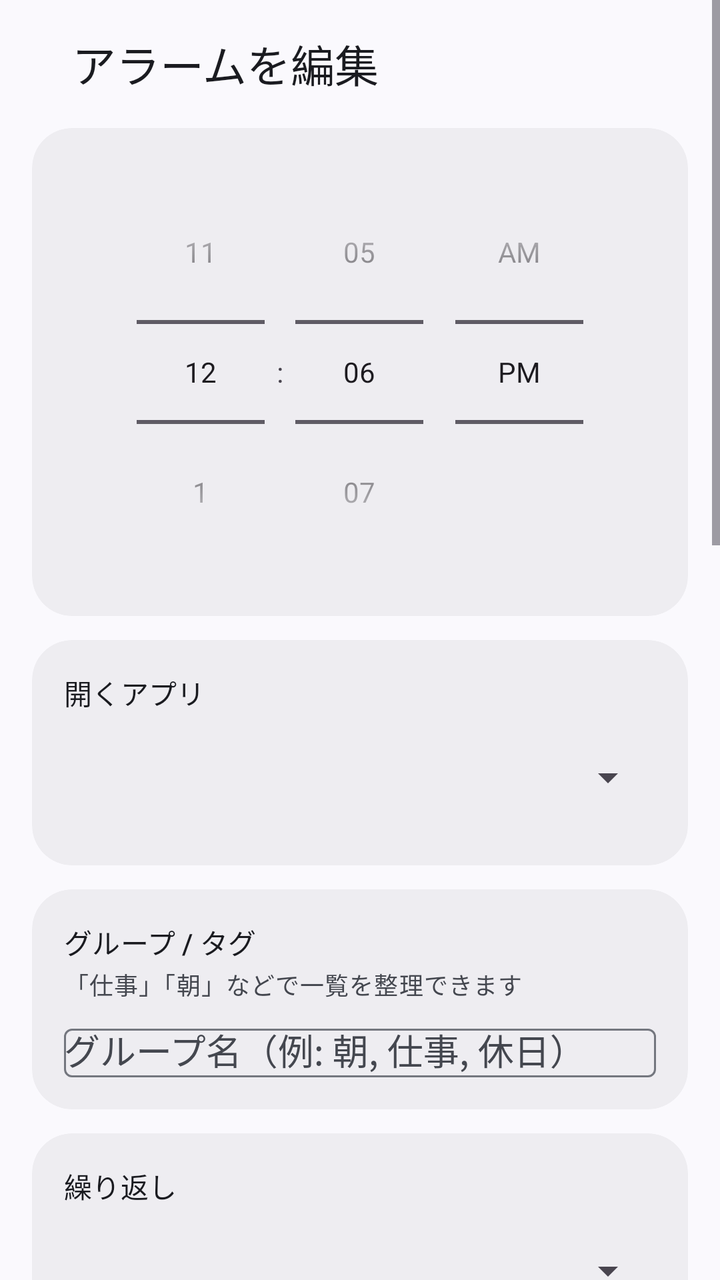
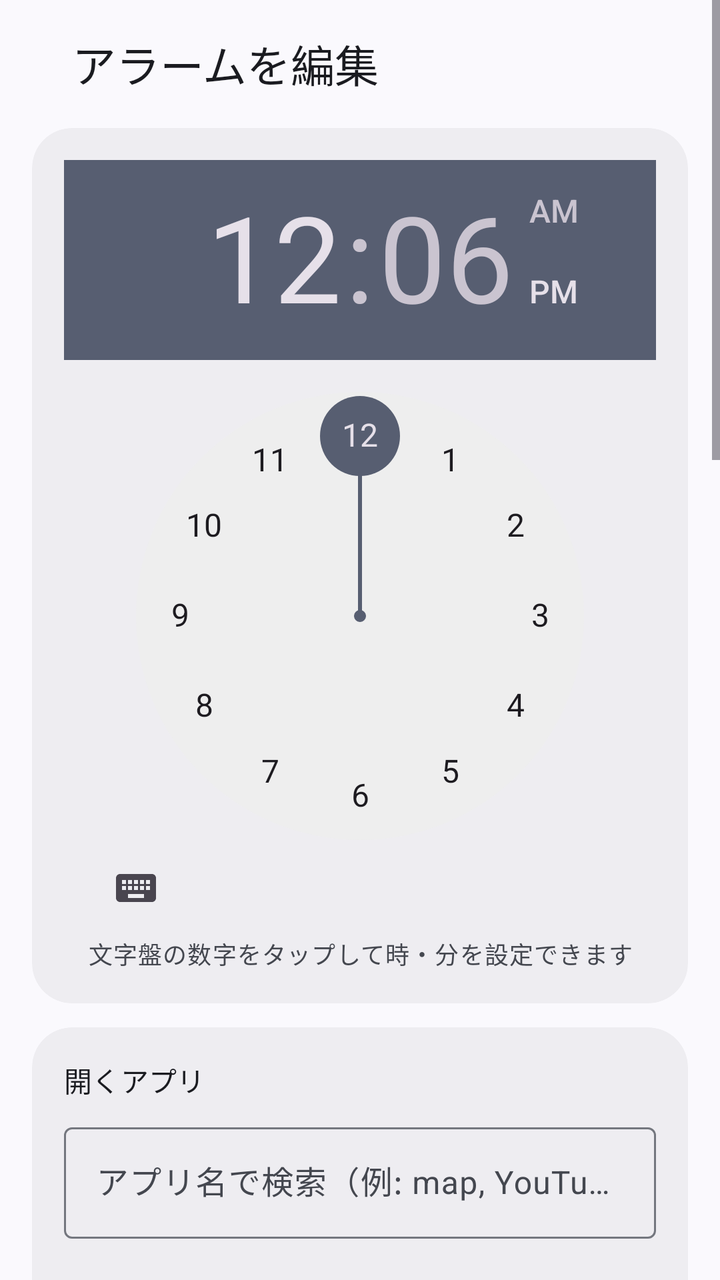

Screens rendered from an Android XML layout before and after an edit, with the pre-edit source and the edit as a unified diff.
<!-- AndroidManifest.xml: application theme Theme.AppAlarm -->
<!-- res/layout/activity_edit.xml -->
<?xml version="1.0" encoding="utf-8"?>
<ScrollView xmlns:android="http://schemas.android.com/apk/res/android" xmlns:app="http://schemas.android.com/apk/res-auto"
    android:layout_width="match_parent"
    android:layout_height="match_parent"
    android:background="?attr/colorSurface"
    android:fitsSystemWindows="true">

    <LinearLayout
        android:layout_width="match_parent"
        android:layout_height="wrap_content"
        android:orientation="vertical"
        android:paddingStart="16dp"
        android:paddingEnd="16dp"
        android:paddingBottom="16dp">

    <LinearLayout
        android:layout_width="match_parent"
        android:layout_height="64dp"
        android:gravity="center_vertical"
        android:orientation="horizontal"
        android:paddingStart="20dp"
        android:paddingEnd="12dp">

        <TextView
            android:id="@+id/tv_edit_title"
            android:layout_width="0dp"
            android:layout_height="wrap_content"
            android:layout_weight="1"
            android:text="@string/edit_alarm"
            android:textAppearance="?attr/textAppearanceTitleLarge"
            android:textColor="?attr/colorOnSurface" />

    </LinearLayout>

        <com.google.android.material.card.MaterialCardView
            style="@style/Widget.Material3.CardView.Filled"
            android:layout_width="match_parent"
            android:layout_height="wrap_content"
            android:layout_marginBottom="12dp"
            app:cardBackgroundColor="?attr/colorSurfaceContainer"
            app:cardCornerRadius="20dp"
            app:cardElevation="0dp">

            <LinearLayout
                android:layout_width="match_parent"
                android:layout_height="wrap_content"
                android:orientation="vertical"
                android:padding="16dp">

                <TimePicker
                    android:id="@+id/edit_time_picker"
                    android:layout_width="wrap_content"
                    android:layout_height="wrap_content"
                    android:layout_gravity="center_horizontal"
                    android:timePickerMode="spinner" />
            </LinearLayout>
        </com.google.android.material.card.MaterialCardView>

        <com.google.android.material.card.MaterialCardView
            style="@style/Widget.Material3.CardView.Filled"
            android:layout_width="match_parent"
            android:layout_height="wrap_content"
            android:layout_marginBottom="12dp"
            app:cardBackgroundColor="?attr/colorSurfaceContainer"
            app:cardCornerRadius="20dp"
            app:cardElevation="0dp">

            <LinearLayout
                android:layout_width="match_parent"
                android:layout_height="wrap_content"
                android:orientation="vertical"
                android:padding="16dp">

                <TextView
                    android:layout_width="wrap_content"
                    android:layout_height="wrap_content"
                    android:text="開くアプリ"
                    android:textAppearance="?attr/textAppearanceTitleSmall"
                    android:textColor="?attr/colorOnSurface" />
                <Spinner
                    android:id="@+id/spinner_apps"
                    android:layout_width="match_parent"
                    android:layout_height="56dp"
                    android:layout_marginTop="4dp" />
            </LinearLayout>
        </com.google.android.material.card.MaterialCardView>

        <com.google.android.material.card.MaterialCardView
            style="@style/Widget.Material3.CardView.Filled"
            android:layout_width="match_parent"
            android:layout_height="wrap_content"
            android:layout_marginBottom="12dp"
            app:cardBackgroundColor="?attr/colorSurfaceContainer"
            app:cardCornerRadius="20dp"
            app:cardElevation="0dp">

            <LinearLayout
                android:layout_width="match_parent"
                android:layout_height="wrap_content"
                android:orientation="vertical"
                android:padding="16dp">

                <TextView
                    android:layout_width="wrap_content"
                    android:layout_height="wrap_content"
                    android:text="グループ / タグ"
                    android:textAppearance="?attr/textAppearanceTitleSmall"
                    android:textColor="?attr/colorOnSurface" />
                <TextView
                    android:layout_width="wrap_content"
                    android:layout_height="wrap_content"
                    android:layout_marginTop="2dp"
                    android:layout_marginBottom="8dp"
                    android:text="「仕事」「朝」などで一覧を整理できます"
                    android:textAppearance="?attr/textAppearanceBodySmall"
                    android:textColor="?attr/colorOnSurfaceVariant" />
                <com.google.android.material.textfield.TextInputLayout
                    style="@style/Widget.Material3.TextInputLayout.OutlinedBox"
                    android:layout_width="match_parent"
                    android:layout_height="wrap_content"
                    android:hint="グループ名（例: 朝, 仕事, 休日）">

                    <AutoCompleteTextView
                        android:id="@+id/edit_group_tag"
                        android:layout_width="match_parent"
                        android:layout_height="wrap_content"
                        android:inputType="text"
                        android:maxLines="1"
                        android:textColor="?attr/colorOnSurface" />
                </com.google.android.material.textfield.TextInputLayout>
            </LinearLayout>
        </com.google.android.material.card.MaterialCardView>

        <com.google.android.material.card.MaterialCardView
            style="@style/Widget.Material3.CardView.Filled"
            android:layout_width="match_parent"
            android:layout_height="wrap_content"
            android:layout_marginBottom="12dp"
            app:cardBackgroundColor="?attr/colorSurfaceContainer"
            app:cardCornerRadius="20dp"
            app:cardElevation="0dp">

            <LinearLayout
                android:layout_width="match_parent"
                android:layout_height="wrap_content"
                android:orientation="vertical"
                android:padding="16dp">

                <TextView
                    android:layout_width="wrap_content"
                    android:layout_height="wrap_content"
                    android:text="繰り返し"
                    android:textAppearance="?attr/textAppearanceTitleSmall"
                    android:textColor="?attr/colorOnSurface" />
                <Spinner
                    android:id="@+id/spinner_repeat_mode"
                    android:layout_width="match_parent"
                    android:layout_height="56dp"
                    android:layout_marginTop="4dp" />
                <CheckBox
                    android:id="@+id/cb_skip_holidays"
                    android:layout_width="match_parent"
                    android:layout_height="wrap_content"
                    android:minHeight="48dp"
                    android:text="日本の祝日はスキップする"
                    android:textColor="?attr/colorOnSurface" />
            </LinearLayout>
        </com.google.android.material.card.MaterialCardView>

        <com.google.android.material.card.MaterialCardView
            style="@style/Widget.Material3.CardView.Filled"
            android:layout_width="match_parent"
            android:layout_height="wrap_content"
            android:layout_marginBottom="12dp"
            app:cardBackgroundColor="?attr/colorSurfaceContainer"
            app:cardCornerRadius="20dp"
            app:cardElevation="0dp">

            <LinearLayout
                android:layout_width="match_parent"
                android:layout_height="wrap_content"
                android:orientation="vertical"
                android:padding="16dp">

                <TextView
                    android:layout_width="wrap_content"
                    android:layout_height="wrap_content"
                    android:text="起動のしかた"
                    android:textAppearance="?attr/textAppearanceTitleSmall"
                    android:textColor="?attr/colorOnSurface" />
                <CheckBox
                    android:id="@+id/cb_auto_open"
                    android:layout_width="match_parent"
                    android:layout_height="wrap_content"
                    android:minHeight="48dp"
                    android:text="確認せずに自動で開く"
                    android:textColor="?attr/colorOnSurface" />
                <CheckBox
                    android:id="@+id/cb_alarm_mode"
                    android:layout_width="match_parent"
                    android:layout_height="wrap_content"
                    android:minHeight="48dp"
                    android:text="アラーム鳴動モード（全画面＋停止／スヌーズ）"
                    android:textColor="?attr/colorOnSurface" />
            </LinearLayout>
        </com.google.android.material.card.MaterialCardView>

        <com.google.android.material.card.MaterialCardView
            style="@style/Widget.Material3.CardView.Filled"
            android:layout_width="match_parent" android:layout_height="wrap_content" android:layout_marginBottom="12dp"
            app:cardBackgroundColor="?attr/colorSurfaceContainer" app:cardCornerRadius="20dp" app:cardElevation="0dp">
            <LinearLayout android:layout_width="match_parent" android:layout_height="wrap_content" android:orientation="vertical" android:padding="16dp">
                <TextView android:layout_width="wrap_content" android:layout_height="wrap_content" android:text="アラームごとの追加機能" android:textAppearance="?attr/textAppearanceTitleSmall" android:textColor="?attr/colorOnSurface" />
                <CheckBox android:id="@+id/cb_challenge" android:layout_width="match_parent" android:layout_height="wrap_content" android:text="停止チャレンジ（計算問題）" />
                <CheckBox android:id="@+id/cb_qr_challenge" android:layout_width="match_parent" android:layout_height="wrap_content" android:text="QRコードを読んで停止（ZXingアプリが必要）" />
                <EditText android:id="@+id/edit_qr_value" android:layout_width="match_parent" android:layout_height="wrap_content" android:hint="照合するQR内容（空欄なら任意のQR）" android:inputType="text" />
                <TextView android:id="@+id/tv_volume" android:layout_width="match_parent" android:layout_height="wrap_content" android:text="音量: 100%" android:textColor="?attr/colorOnSurface" />
                <SeekBar android:id="@+id/seek_volume" android:layout_width="match_parent" android:layout_height="wrap_content" android:max="100" />
                <CheckBox android:id="@+id/cb_progressive" android:layout_width="match_parent" android:layout_height="wrap_content" android:text="段階的に再通知間隔を延長" />
                <CheckBox android:id="@+id/cb_calendar" android:layout_width="match_parent" android:layout_height="wrap_content" android:text="カレンダー予定からリマインダー作成を許可" />
                <CheckBox android:id="@+id/cb_cloud_backup" android:layout_width="match_parent" android:layout_height="wrap_content" android:text="クラウド保存対象に含める" />
                <CheckBox android:id="@+id/cb_watch" android:layout_width="match_parent" android:layout_height="wrap_content" android:text="スマートウォッチにも通知" />
                <CheckBox android:id="@+id/cb_analytics" android:layout_width="match_parent" android:layout_height="wrap_content" android:text="曜日・時間帯分析に含める" />
                <Button android:id="@+id/btn_calendar_import" android:layout_width="match_parent" android:layout_height="wrap_content" android:text="カレンダー予定をリマインダーに追加" />
            </LinearLayout>
        </com.google.android.material.card.MaterialCardView>

        <LinearLayout
            android:layout_width="match_parent"
            android:layout_height="wrap_content"
            android:orientation="horizontal">

            <Button
                android:id="@+id/btn_save"
                style="@style/Widget.Material3.Button"
                android:layout_width="0dp"
                android:layout_height="56dp"
                android:layout_marginEnd="6dp"
                android:layout_weight="1"
                android:text="@string/save" />

            <Button
                android:id="@+id/btn_delete"
                style="@style/Widget.Material3.Button.OutlinedButton"
                android:layout_width="0dp"
                android:layout_height="56dp"
                android:layout_marginStart="6dp"
                android:layout_weight="1"
                android:text="@string/delete"
                android:textColor="?attr/colorError"
                app:strokeColor="?attr/colorError" />
        </LinearLayout>

    </LinearLayout>
</ScrollView>
<!-- resources referenced by this layout -->
<resources>
  <string name="delete">削除</string>
  <string name="edit_alarm">アラームを編集</string>
  <string name="save">保存</string>
  <style name="Theme.AppAlarm" parent="Theme.Material3.DayNight.NoActionBar">
          <item name="colorPrimary">#2563EB</item>
          <item name="colorOnPrimary">#FFFFFF</item>
          <item name="colorPrimaryContainer">#DBE6FF</item>
          <item name="colorOnPrimaryContainer">#001A41</item>
          <item name="colorSecondary">#575E71</item>
          <item name="colorOnSecondary">#FFFFFF</item>
          <item name="colorSecondaryContainer">#DBE2F9</item>
          <item name="colorOnSecondaryContainer">#141B2C</item>
          <item name="android:colorBackground">#FAF9FD</item>
          <item name="colorSurface">#FAF9FD</item>
          <item name="colorOnSurface">#1A1B20</item>
          <item name="colorSurfaceVariant">#E1E2EC</item>
          <item name="colorOnSurfaceVariant">#44474F</item>
          <item name="colorSurfaceContainerLowest">#FFFFFF</item>
          <item name="colorSurfaceContainerLow">#F4F3F7</item>
          <item name="colorSurfaceContainer">#EEEDF1</item>
          <item name="colorSurfaceContainerHigh">#E8E7EB</item>
          <item name="colorSurfaceContainerHighest">#E3E2E6</item>
          <item name="colorOutline">#74777F</item>
          <item name="colorOutlineVariant">#C4C6D0</item>
          <item name="colorError">#BA1A1A</item>
          <item name="colorOnError">#FFFFFF</item>
          <item name="android:statusBarColor">?attr/colorSurface</item>
          <item name="android:navigationBarColor">?attr/colorSurface</item>
          <item name="android:windowLightStatusBar">true</item>
          <item name="android:windowLightNavigationBar">true</item>
      </style>
</resources>

<!-- the commit's change to res/layout/activity_edit.xml (unified diff, before → after) -->
@@ -52,7 +52,14 @@
                     android:layout_width="wrap_content"
                     android:layout_height="wrap_content"
                     android:layout_gravity="center_horizontal"
-                    android:timePickerMode="spinner" />
+                    android:timePickerMode="clock" />
+                <TextView
+                    android:layout_width="match_parent"
+                    android:layout_height="wrap_content"
+                    android:gravity="center"
+                    android:text="文字盤の数字をタップして時・分を設定できます"
+                    android:textAppearance="?attr/textAppearanceBodySmall"
+                    android:textColor="?attr/colorOnSurfaceVariant" />
             </LinearLayout>
         </com.google.android.material.card.MaterialCardView>
 
@@ -77,10 +84,25 @@
                     android:text="開くアプリ"
                     android:textAppearance="?attr/textAppearanceTitleSmall"
                     android:textColor="?attr/colorOnSurface" />
+                <com.google.android.material.textfield.TextInputLayout
+                    style="@style/Widget.Material3.TextInputLayout.OutlinedBox"
+                    android:layout_width="match_parent"
+                    android:layout_height="wrap_content"
+                    android:layout_marginTop="8dp"
+                    android:hint="アプリ名で検索（例: map, YouTube）">
+                    <com.google.android.material.textfield.TextInputEditText
+                        android:id="@+id/edit_app_search"
+                        android:layout_width="match_parent"
+                        android:layout_height="wrap_content"
+                        android:imeOptions="actionSearch"
+                        android:inputType="text"
+                        android:maxLines="1" />
+                </com.google.android.material.textfield.TextInputLayout>
                 <Spinner
                     android:id="@+id/spinner_apps"
                     android:layout_width="match_parent"
-                    android:layout_height="56dp"
+                    android:layout_height="72dp"
+                    android:dropDownWidth="match_parent"
                     android:layout_marginTop="4dp" />
             </LinearLayout>
         </com.google.android.material.card.MaterialCardView>
